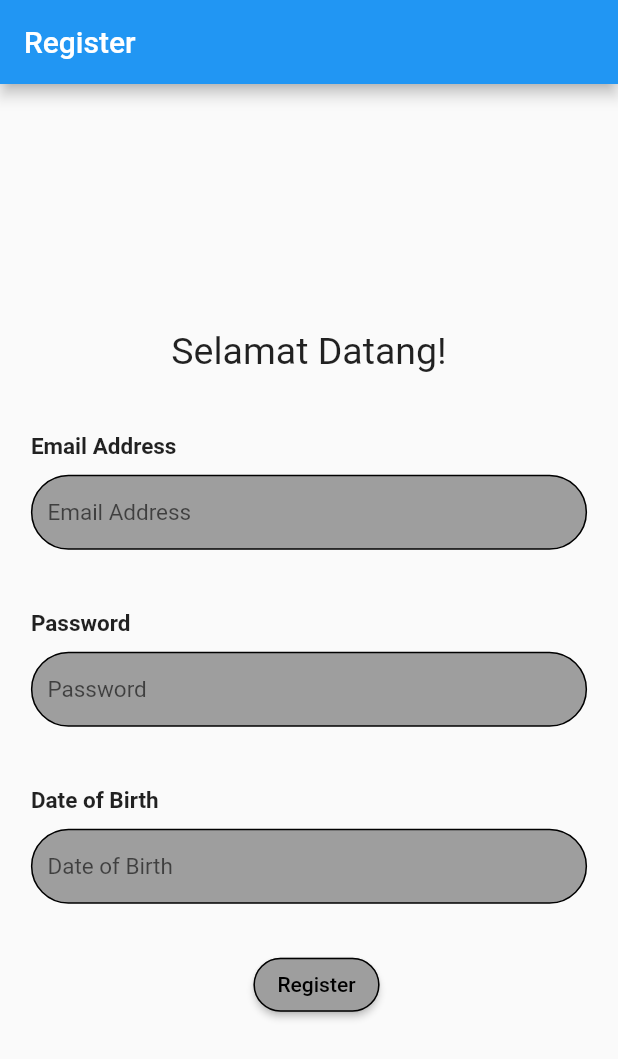
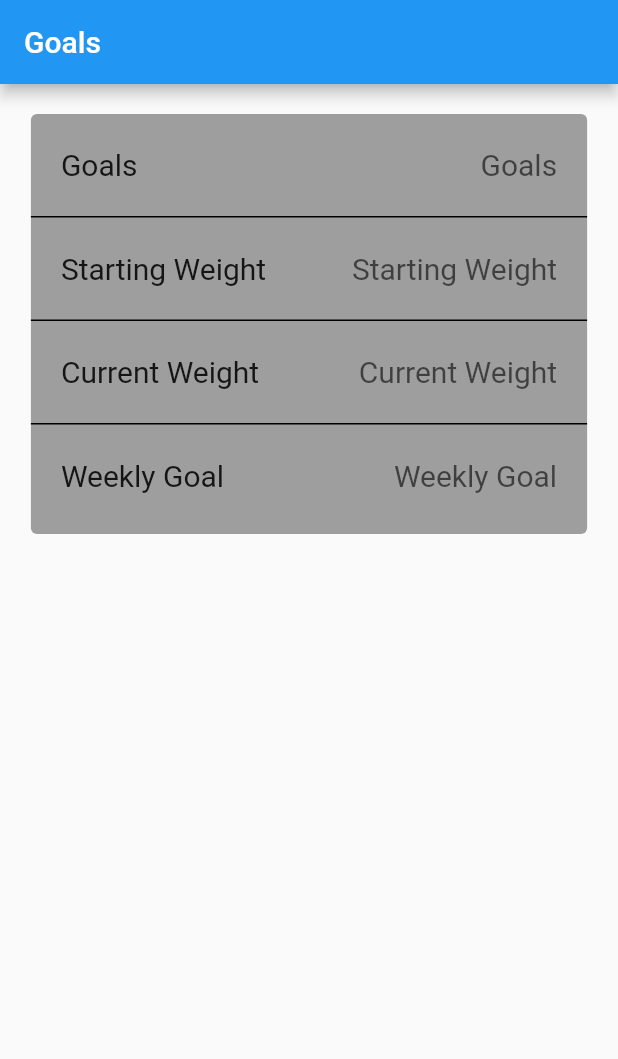
Before and after one commit to nyomanari21/Tubes_Provis_Healthy_Better, a Flutter app: the screen it shows after launch, on a phone screen of 412 x 824 dp. Shown: the top 1059 px of the screen. Run offline on Flutter 3.47's test engine with Material 2 defaults, Android fonts, the light colour scheme and no system bars.

Commit message:
Update 1.1
Tambah frontend settings dan goals

```diff
--- /dev/null
+++ b/healthy_better/lib/goals.dart
@@ -0,0 +1,146 @@
+import 'package:flutter/material.dart';
+
+class Goals extends StatefulWidget {
+  const Goals({super.key});
+
+  @override
+  State<Goals> createState() => _GoalsState();
+}
+
+class _GoalsState extends State<Goals> {
+  TextEditingController contGoals = new TextEditingController();
+  TextEditingController contStartWeight = new TextEditingController();
+  TextEditingController contCurrWeight = new TextEditingController();
+  TextEditingController contWeeklyGoal = new TextEditingController();
+
+  @override
+  Widget build(BuildContext context) {
+    return Scaffold(
+      appBar: AppBar(
+        title: Text("Goals"),
+      ),
+      body: Row(
+        mainAxisAlignment: MainAxisAlignment.center,
+        // crossAxisAlignment: CrossAxisAlignment.start,
+        children: [
+          Card(
+            margin: EdgeInsets.all(20),
+            elevation: 0,
+            color: Colors.grey,
+            child: SizedBox(
+              width: MediaQuery.of(context).size.width * 0.9,
+              height: 280,
+              child: Column(
+                crossAxisAlignment: CrossAxisAlignment.start,
+                children: [
+                  // Goals
+                  Container(
+                    decoration: BoxDecoration(border: Border(bottom: BorderSide(width: 1, color: Colors.black))),
+                    padding: EdgeInsets.fromLTRB(20, 10, 20, 10),
+                    child: Row(
+                      children: [
+                        Container(
+                          child: Text("Goals", style: TextStyle(fontSize: 20),),
+                        ),
+                        Expanded(
+                          child: Container(
+                            child: TextField(
+                              textAlign: TextAlign.end,
+                              decoration: InputDecoration(
+                                  border: InputBorder.none,
+                                  hintText: 'Goals'
+                              ),
+                              style: TextStyle(fontSize: 20),
+                              controller: contGoals,
+                            ),
+                          ),
+                        ),
+                      ],
+                    ),
+                  ),
+
+                  // Starting Weight
+                  Container(
+                    decoration: BoxDecoration(border: Border(bottom: BorderSide(width: 1, color: Colors.black))),
+                    padding: EdgeInsets.fromLTRB(20, 10, 20, 10),
+                    child: Row(
+                      children: [
+                        Container(
+                          child: Text("Starting Weight", style: TextStyle(fontSize: 20),),
+                        ),
+                        Expanded(
+                          child: Container(
+                            child: TextField(
+                              textAlign: TextAlign.end,
+                              decoration: InputDecoration(
+                                  border: InputBorder.none,
+                                  hintText: 'Starting Weight'
+                              ),
+                              style: TextStyle(fontSize: 20),
+                              controller: contStartWeight,
+                            ),
+                          ),
+                        ),
+                      ],
+                    ),
+                  ),
+
+                  // Current Weight
+                  Container(
+                    decoration: BoxDecoration(border: Border(bottom: BorderSide(width: 1, color: Colors.black))),
+                    padding: EdgeInsets.fromLTRB(20, 10, 20, 10),
+                    child: Row(
+                      children: [
+                        Container(
+                          child: Text("Current Weight", style: TextStyle(fontSize: 20),),
+                        ),
+                        Expanded(
+                          child: Container(
+                            child: TextField(
+                              textAlign: TextAlign.end,
+                              decoration: InputDecoration(
+                                  border: InputBorder.none,
+                                  hintText: 'Current Weight'
+                              ),
+                              style: TextStyle(fontSize: 20),
+                              controller: contCurrWeight,
+                            ),
+                          ),
+                        ),
+                      ],
+                    ),
+                  ),
+
+                  // Weekly Goal
+                  Container(
+                    padding: EdgeInsets.fromLTRB(20, 10, 20, 10),
+                    child: Row(
+                      children: [
+                        Container(
+                          child: Text("Weekly Goal", style: TextStyle(fontSize: 20),),
+                        ),
+                        Expanded(
+                          child: Container(
+                            child: TextField(
+                              textAlign: TextAlign.end,
+                              decoration: InputDecoration(
+                                  border: InputBorder.none,
+                                  hintText: 'Weekly Goal'
+                              ),
+                              style: TextStyle(fontSize: 20),
+                              controller: contWeeklyGoal,
+                            ),
+                          ),
+                        ),
+                      ],
+                    ),
+                  ),
+                ],
+              ),
+            ),
+          ),
+        ],
+      ),
+    );
+  }
+}
--- a/healthy_better/lib/main.dart
+++ b/healthy_better/lib/main.dart
@@ -1,6 +1,8 @@
 import 'package:flutter/material.dart';
 import 'package:healthy_better/login_screen.dart';
 import 'package:healthy_better/register_screen.dart';
+import 'package:healthy_better/settings.dart';
+import 'package:healthy_better/goals.dart';
 
 void main() {
   runApp(const MyApp());
@@ -17,7 +19,7 @@ class MyApp extends StatelessWidget {
       theme: ThemeData(
         primarySwatch: Colors.blue,
       ),
-      home: RegisterScreen(),
+      home: Goals(),
     );
   }
 }
--- /dev/null
+++ b/healthy_better/lib/settings.dart
@@ -0,0 +1,51 @@
+import 'package:flutter/material.dart';
+
+class Settings extends StatefulWidget {
+  const Settings({super.key});
+
+  @override
+  State<Settings> createState() => _SettingsState();
+}
+
+class _SettingsState extends State<Settings> {
+
+  @override
+  Widget build(BuildContext context) {
+    return Scaffold(
+      appBar: AppBar(
+        title: Text("Settings"),
+      ),
+      body: Center(
+        child: ListView(
+          padding: EdgeInsets.all(10),
+          children: [
+            // Edit Profile
+            Container(
+              decoration: BoxDecoration(border: Border(bottom: BorderSide(width: 1, color: Colors.black))),
+              padding: EdgeInsets.all(0),
+              child: ListTile(
+                title: Text("Edit Profile", style: TextStyle(fontSize: 15),),
+                tileColor: Colors.white,
+                onTap: () {
+                  // Tap Function
+                },
+              ),
+            ),
+            // My Goals
+            Container(
+              decoration: BoxDecoration(border: Border(bottom: BorderSide(width: 1, color: Colors.black))),
+              padding: EdgeInsets.all(0),
+              child: ListTile(
+                title: Text("My Goals", style: TextStyle(fontSize: 15),),
+                tileColor: Colors.white,
+                onTap: () {
+                  // Tap Function
+                },
+              ),
+            ),
+          ],
+        ),
+      ),
+    );
+  }
+}
```
